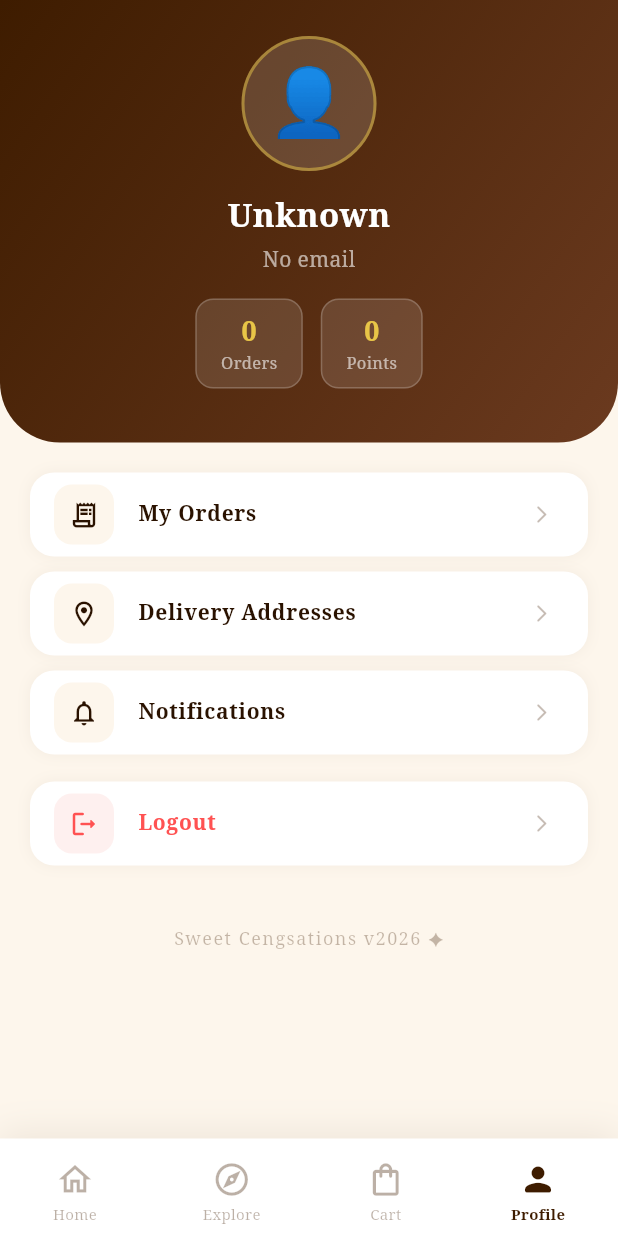
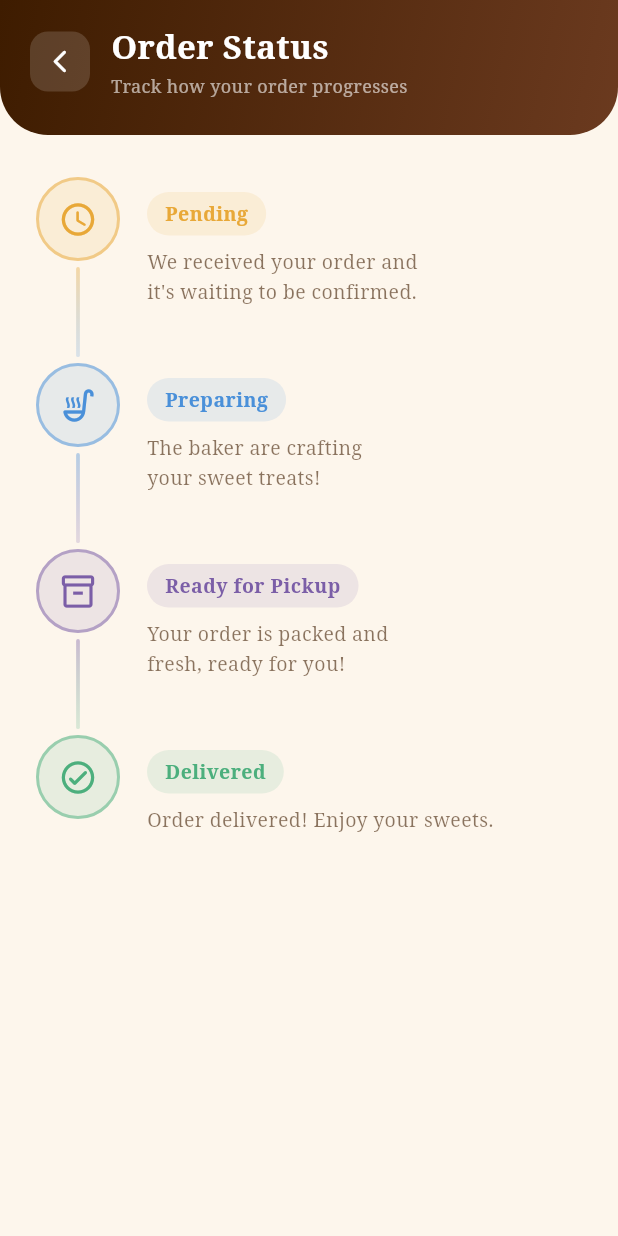
Before and after one commit to pueblasjamesniko-tech/OnlineBakeshopSweetCengsations, a Flutter app: the DashboardScreen screen opened directly, item 4 of the bottom bar chosen, after a tap on "Delivery Addresses", on a phone screen of 412 x 824 dp. Run offline on Flutter 3.47's test engine with Material 3 defaults, Android fonts, the phone set to English and light mode, and no system bars.

Commit message:
akong ge clickable ang My Order status sa profile tab, i added a list and it's like a draft design

```diff
--- a/lib/screens/dashboard_screen.dart
+++ b/lib/screens/dashboard_screen.dart
@@ -2,6 +2,7 @@ import 'package:flutter/material.dart';
 import '../../../theme/app_theme.dart';
 import 'login_screen.dart';
 import '../../../services/auth_service.dart';
+import 'order_status_screen.dart';
 
 class DashboardScreen extends StatefulWidget {
   const DashboardScreen({super.key});
@@ -346,13 +347,23 @@ class _ProfileTab extends StatelessWidget {
             child: Column(
               children: [
                 _ProfileTile(
-                    icon: Icons.receipt_long_outlined,
-                    label: 'My Orders',
-                    onTap: () {}),
+                  icon: Icons.location_on_outlined,
+                  label: 'My Order Status',
+                  onTap: () => Navigator.push(
+                    context,
+                    MaterialPageRoute(
+                        builder: (_) => const OrderStatusScreen()),
+                  ),
+                ),
                 _ProfileTile(
-                    icon: Icons.location_on_outlined,
-                    label: 'Delivery Addresses',
-                    onTap: () {}),
+                  icon: Icons.location_on_outlined,
+                  label: 'Delivery Addresses',
+                  onTap: () => Navigator.push(
+                    context,
+                    MaterialPageRoute(
+                        builder: (_) => const OrderStatusScreen()),
+                  ),
+                ),
                 _ProfileTile(
                     icon: Icons.notifications_outlined,
                     label: 'Notifications',
--- a/lib/screens/login_screen.dart
+++ b/lib/screens/login_screen.dart
@@ -347,8 +347,11 @@ class _LoginScreenState extends State<LoginScreen>
                             height: 54,
                             child: ElevatedButton(
                               onPressed: () {
-                                debugPrint('string');
-                                _handleLogin();
+                                Navigator.pushReplacement(
+                                  context,
+                                  MaterialPageRoute(
+                                      builder: (_) => const DashboardScreen()),
+                                );
                               },
                               // onPressed: () async =>
                               //     _isLoading ? null : _handleLogin,
--- /dev/null
+++ b/lib/screens/order_status_screen.dart
@@ -0,0 +1,218 @@
+import 'package:flutter/material.dart';
+import '../../../theme/app_theme.dart';
+
+class OrderStatusScreen extends StatelessWidget {
+  const OrderStatusScreen({super.key});
+
+  static const List<_StatusStep> _steps = [
+    _StatusStep(
+      icon: Icons.access_time_rounded,
+      label: 'Pending',
+      description: 'We received your order and\nit\'s waiting to be confirmed.',
+      color: Color(0xFFE8A838),
+    ),
+    _StatusStep(
+      icon: Icons.soup_kitchen_outlined,
+      label: 'Preparing',
+      description: 'The baker are crafting\nyour sweet treats!',
+      color: Color(0xFF4A90D9),
+    ),
+    _StatusStep(
+      icon: Icons.inventory_2_outlined,
+      label: 'Ready for Pickup',
+      description: 'Your order is packed and\nfresh, ready for you!',
+      color: Color(0xFF7B5EA7),
+    ),
+    _StatusStep(
+      icon: Icons.check_circle_outline_rounded,
+      label: 'Delivered',
+      description: 'Order delivered! Enjoy your sweets.',
+      color: Color(0xFF4CAF7D),
+    ),
+  ];
+
+  @override
+  Widget build(BuildContext context) {
+    return Scaffold(
+      backgroundColor: AppTheme.cream,
+      body: Column(
+        children: [
+          //Header
+          Container(
+            width: double.infinity,
+            decoration: const BoxDecoration(
+              gradient: AppTheme.chocolateGradient,
+              borderRadius: BorderRadius.only(
+                bottomLeft: Radius.circular(32),
+                bottomRight: Radius.circular(32),
+              ),
+            ),
+            padding: EdgeInsets.only(
+              top: MediaQuery.of(context).padding.top + 16,
+              left: 20,
+              right: 20,
+              bottom: 24,
+            ),
+            child: Row(
+              children: [
+                GestureDetector(
+                  onTap: () => Navigator.pop(context),
+                  child: Container(
+                    width: 40,
+                    height: 40,
+                    decoration: BoxDecoration(
+                      color: Colors.white.withOpacity(0.15),
+                      borderRadius: BorderRadius.circular(12),
+                    ),
+                    child: const Icon(
+                      Icons.arrow_back_ios_new_rounded,
+                      color: Colors.white,
+                      size: 18,
+                    ),
+                  ),
+                ),
+                const SizedBox(width: 14),
+                const Column(
+                  crossAxisAlignment: CrossAxisAlignment.start,
+                  children: [
+                    Text(
+                      'Order Status',
+                      style: TextStyle(
+                        color: Colors.white,
+                        fontSize: 22,
+                        fontWeight: FontWeight.w800,
+                      ),
+                    ),
+                    SizedBox(height: 2),
+                    Text(
+                      'Track how your order progresses',
+                      style: TextStyle(
+                        color: Colors.white60,
+                        fontSize: 12,
+                      ),
+                    ),
+                  ],
+                ),
+              ],
+            ),
+          ),
+
+          //Steps
+          Expanded(
+            child: SingleChildScrollView(
+              padding: const EdgeInsets.symmetric(horizontal: 24, vertical: 28),
+              child: Column(
+                children: List.generate(_steps.length, (i) {
+                  final step = _steps[i];
+                  final isLast = i == _steps.length - 1;
+
+                  return Row(
+                    crossAxisAlignment: CrossAxisAlignment.start,
+                    children: [
+                      //Left: dot + line
+                      Column(
+                        children: [
+                          Container(
+                            width: 56,
+                            height: 56,
+                            decoration: BoxDecoration(
+                              shape: BoxShape.circle,
+                              color: step.color.withOpacity(0.12),
+                              border: Border.all(
+                                color: step.color.withOpacity(0.5),
+                                width: 2,
+                              ),
+                            ),
+                            child: Center(
+                              child: Icon(
+                                step.icon,
+                                color: step.color,
+                                size: 26,
+                              ),
+                            ),
+                          ),
+                          if (!isLast)
+                            Container(
+                              width: 2.5,
+                              height: 60,
+                              margin: const EdgeInsets.symmetric(vertical: 4),
+                              decoration: BoxDecoration(
+                                gradient: LinearGradient(
+                                  begin: Alignment.topCenter,
+                                  end: Alignment.bottomCenter,
+                                  colors: [
+                                    step.color.withOpacity(0.4),
+                                    _steps[i + 1].color.withOpacity(0.2),
+                                  ],
+                                ),
+                                borderRadius: BorderRadius.circular(4),
+                              ),
+                            ),
+                        ],
+                      ),
+
+                      const SizedBox(width: 18),
+
+                      //Right: label + description
+                      Expanded(
+                        child: Padding(
+                          padding: const EdgeInsets.only(top: 10),
+                          child: Column(
+                            crossAxisAlignment: CrossAxisAlignment.start,
+                            children: [
+                              Container(
+                                padding: const EdgeInsets.symmetric(
+                                    horizontal: 12, vertical: 5),
+                                decoration: BoxDecoration(
+                                  color: step.color.withOpacity(0.12),
+                                  borderRadius: BorderRadius.circular(20),
+                                ),
+                                child: Text(
+                                  step.label,
+                                  style: TextStyle(
+                                    color: step.color,
+                                    fontSize: 13,
+                                    fontWeight: FontWeight.w800,
+                                    letterSpacing: 0.3,
+                                  ),
+                                ),
+                              ),
+                              const SizedBox(height: 8),
+                              Text(
+                                step.description,
+                                style: TextStyle(
+                                  fontSize: 13,
+                                  color: AppTheme.chocolate.withOpacity(0.6),
+                                  height: 1.5,
+                                ),
+                              ),
+                              if (!isLast) const SizedBox(height: 20),
+                            ],
+                          ),
+                        ),
+                      ),
+                    ],
+                  );
+                }),
+              ),
+            ),
+          ),
+        ],
+      ),
+    );
+  }
+}
+
+class _StatusStep {
+  final IconData icon;
+  final String label;
+  final String description;
+  final Color color;
+
+  const _StatusStep({
+    required this.icon,
+    required this.label,
+    required this.description,
+    required this.color,
+  });
+}
--- a/lib/services/auth_service.dart
+++ b/lib/services/auth_service.dart
@@ -2,7 +2,7 @@ import 'dart:convert';
 import 'package:http/http.dart' as http;
 
 class AuthService {
-  static const String baseUrl = 'http://10.26.228.192:5112';
+  static const String baseUrl = 'http://10.67.166.192:5112';
 
   // ✅ Stores the logged-in user's data globally
   static Map<String, dynamic>? currentUser;
```
